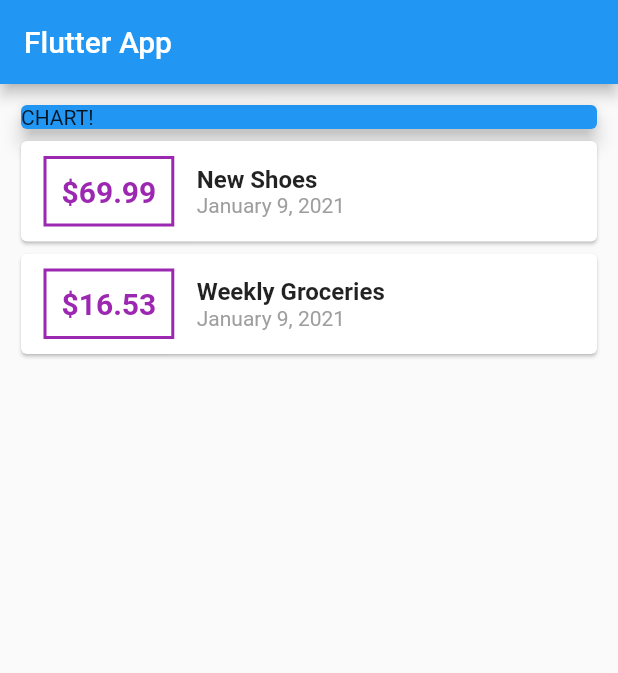
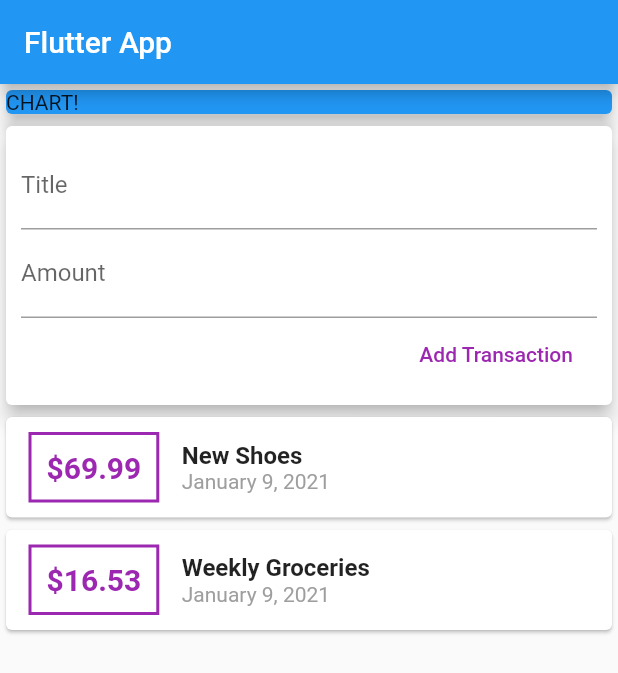
Before and after one commit to ParkSoravee/flutter_app_course1_app2, a Flutter app: the screen it shows after launch, on a phone screen of 412 x 824 dp. Shown: the top 673 px of the screen. Run offline on Flutter 3.47's test engine with Material 2 defaults, Android fonts, the phone set to English and light mode, and no system bars.

Commit message:
built text field

```diff
--- a/lib/main.dart
+++ b/lib/main.dart
@@ -33,6 +33,11 @@ class MyHomePage extends StatelessWidget {
     ),
   ];
 
+  // String titleInput;
+  // String amountInput;
+  final titleController = TextEditingController();
+  final amountController = TextEditingController();
+
   @override
   Widget build(BuildContext context) {
     return Scaffold(
@@ -40,7 +45,7 @@ class MyHomePage extends StatelessWidget {
         title: Text('Flutter App'),
       ),
       body: Container(
-        margin: EdgeInsets.all(10),
+        //margin: EdgeInsets.all(10),
         child: Column(
           //mainAxisAlignment: MainAxisAlignment.start,
           crossAxisAlignment: CrossAxisAlignment.stretch,
@@ -52,6 +57,42 @@ class MyHomePage extends StatelessWidget {
                 child: Text('CHART!'),
               ),
               elevation: 5,
+            ),
+            Card(
+              elevation: 5,
+              child: Container(
+                padding: EdgeInsets.all(10),
+                child: Column(
+                  crossAxisAlignment: CrossAxisAlignment.end,
+                  children: [
+                    TextField(
+                      decoration: InputDecoration(
+                        labelText: 'Title',
+                      ),
+                      controller: titleController,
+                      // onChanged: (val) {
+                      //   titleInput = val;
+                      // },
+                    ),
+                    TextField(
+                      decoration: InputDecoration(
+                        //hintText: '0.00',
+                        labelText: 'Amount',
+                      ),
+                      controller: amountController,
+                      // onChanged: (val) => amountInput = val,
+                    ),
+                    FlatButton(
+                      onPressed: () {
+                        print(titleController.text);
+                        print(amountController.text);
+                      },
+                      textColor: Colors.purple,
+                      child: Text('Add Transaction'),
+                    ),
+                  ],
+                ),
+              ),
             ),
             Column(
               children: transactions.map((tx) {
```
Also changed, not shown: lib/transaction_list.dart (added).
